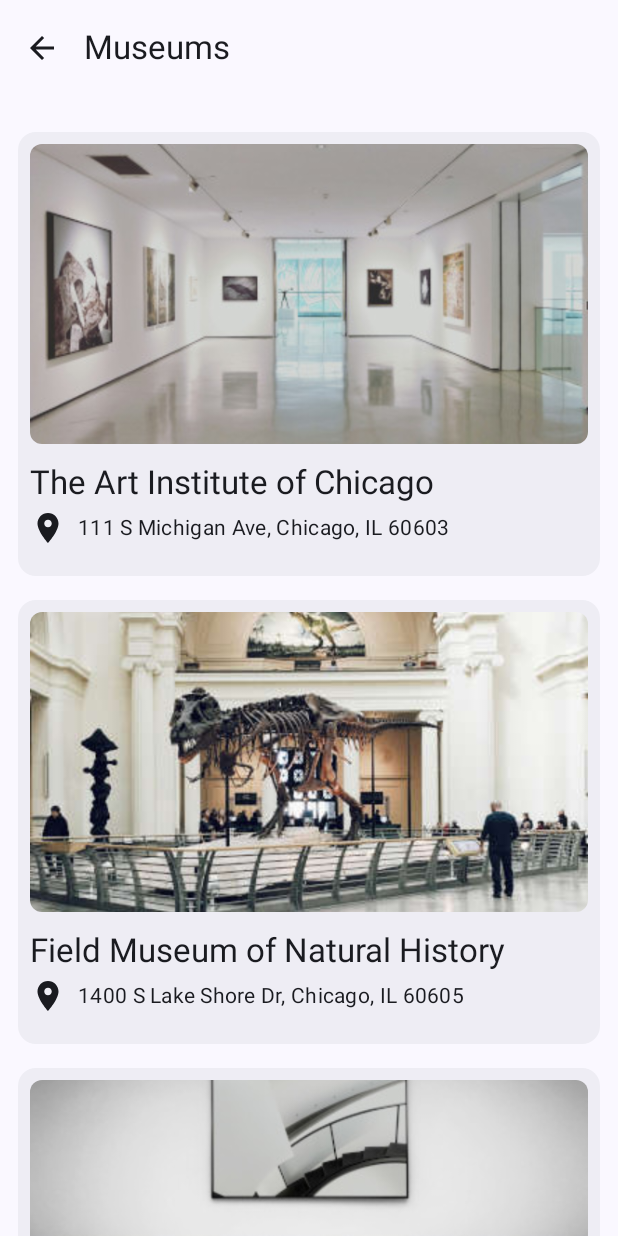
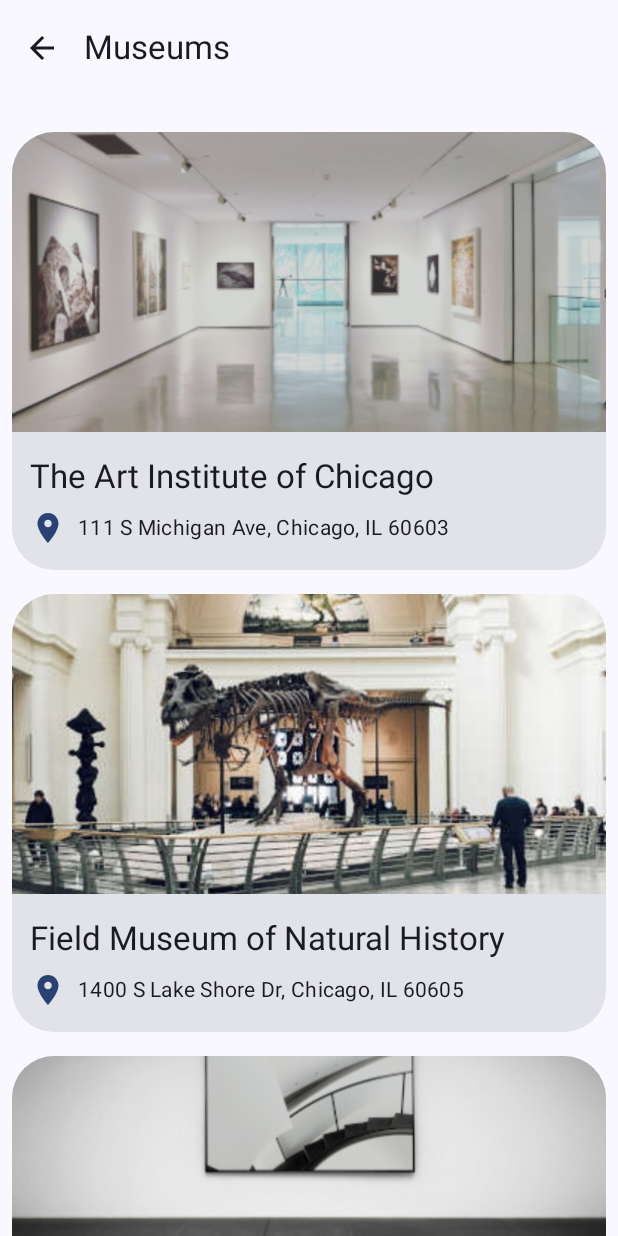
Before and after one commit to nascriptone/chicago, an Android app built with Jetpack Compose: the screen it shows after launch (MainActivity), after a tap on "Museums", on a phone screen of 412 x 824 dp. Run offline under Robolectric (Android 15) with nearby library versions, the phone set to English and light mode, and no system bars; our stand-ins replace window size class.

Commit message:
New Updates

```diff
--- a/app/build.gradle.kts
+++ b/app/build.gradle.kts
@@ -61,6 +61,7 @@ dependencies {
     implementation(libs.androidx.material3)
     implementation(libs.androidx.navigation.runtime.ktx)
     implementation(libs.androidx.navigation.compose)
+    implementation(libs.androidx.core.splashscreen)
     implementation("androidx.compose.material3:material3-window-size-class")
     testImplementation(libs.junit)
     androidTestImplementation(libs.androidx.junit)
--- a/app/src/main/java/com/example/chicago/MainActivity.kt
+++ b/app/src/main/java/com/example/chicago/MainActivity.kt
@@ -4,17 +4,11 @@ import android.os.Bundle
 import androidx.activity.ComponentActivity
 import androidx.activity.compose.setContent
 import androidx.activity.enableEdgeToEdge
-import androidx.compose.foundation.layout.WindowInsets
-import androidx.compose.foundation.layout.asPaddingValues
-import androidx.compose.foundation.layout.calculateEndPadding
-import androidx.compose.foundation.layout.calculateStartPadding
-import androidx.compose.foundation.layout.padding
-import androidx.compose.foundation.layout.safeDrawing
+import androidx.compose.foundation.layout.fillMaxSize
 import androidx.compose.material3.Surface
 import androidx.compose.material3.windowsizeclass.ExperimentalMaterial3WindowSizeClassApi
 import androidx.compose.material3.windowsizeclass.calculateWindowSizeClass
 import androidx.compose.ui.Modifier
-import androidx.compose.ui.platform.LocalLayoutDirection
 import com.example.chicago.ui.ChicagoApp
 import com.example.chicago.ui.theme.ChicagoTheme
 
@@ -25,14 +19,9 @@ class MainActivity : ComponentActivity() {
         enableEdgeToEdge()
         setContent {
             ChicagoTheme {
-                val layoutDirection = LocalLayoutDirection.current
                 Surface(
-                    modifier = Modifier.padding(
-                        start = WindowInsets.safeDrawing.asPaddingValues()
-                            .calculateStartPadding(layoutDirection),
-                        end = WindowInsets.safeDrawing.asPaddingValues()
-                            .calculateEndPadding(layoutDirection)
-                    )
+                    modifier = Modifier
+                        .fillMaxSize()
                 ) {
                     val windowSize = calculateWindowSizeClass(this)
                     ChicagoApp(
--- a/app/src/main/java/com/example/chicago/ui/ChicagoApp.kt
+++ b/app/src/main/java/com/example/chicago/ui/ChicagoApp.kt
@@ -88,6 +88,7 @@ fun ChicagoApp(
                 innerPadding = innerPadding,
                 navController = navController
             )
+
             else -> AppDefaultLayout(
                 uiState = uiState,
                 viewModel = viewModel,
--- a/app/src/main/java/com/example/chicago/ui/screens/DetailScreen.kt
+++ b/app/src/main/java/com/example/chicago/ui/screens/DetailScreen.kt
@@ -41,7 +41,7 @@ fun DetailScreen(
             .fillMaxSize()
             .verticalScroll(rememberScrollState())
             .background(color = MaterialTheme.colorScheme.background)
-            .padding(horizontal = 12.dp), horizontalAlignment = Alignment.CenterHorizontally
+            .padding(horizontal = 8.dp), horizontalAlignment = Alignment.CenterHorizontally
     ) {
         val painter = painterResource(id = details.image)
         Spacer(modifier = Modifier.height(12.dp))
--- a/app/src/main/java/com/example/chicago/ui/screens/HomeScreen.kt
+++ b/app/src/main/java/com/example/chicago/ui/screens/HomeScreen.kt
@@ -62,7 +62,7 @@ fun CategoryCard(
 ) {
     Card(
         onClick = onCardClick,
-        shape = RoundedCornerShape(20.dp),
+        shape = MaterialTheme.shapes.extraLarge,
         modifier = modifier
     ) {
         Box {
--- a/app/src/main/java/com/example/chicago/ui/screens/RecomScreen.kt
+++ b/app/src/main/java/com/example/chicago/ui/screens/RecomScreen.kt
@@ -10,24 +10,24 @@ import androidx.compose.foundation.layout.padding
 import androidx.compose.foundation.layout.width
 import androidx.compose.foundation.lazy.LazyColumn
 import androidx.compose.foundation.lazy.items
-import androidx.compose.foundation.shape.RoundedCornerShape
 import androidx.compose.material.icons.Icons
 import androidx.compose.material.icons.filled.LocationOn
 import androidx.compose.material3.Card
-import androidx.compose.material3.CardDefaults
 import androidx.compose.material3.Icon
 import androidx.compose.material3.MaterialTheme
 import androidx.compose.material3.Text
 import androidx.compose.runtime.Composable
 import androidx.compose.ui.Alignment
 import androidx.compose.ui.Modifier
-import androidx.compose.ui.draw.clip
 import androidx.compose.ui.layout.ContentScale
 import androidx.compose.ui.res.painterResource
 import androidx.compose.ui.res.stringResource
+import androidx.compose.ui.tooling.preview.Preview
 import androidx.compose.ui.unit.dp
+import com.example.chicago.data.DataSource
 import com.example.chicago.models.Category
 import com.example.chicago.models.Recommend
+import com.example.chicago.ui.theme.ChicagoTheme
 
 @Composable
 fun RecomScreen(
@@ -35,7 +35,7 @@ fun RecomScreen(
     onCardClick: (Recommend) -> Unit,
     modifier: Modifier = Modifier
 ) {
-    LazyColumn(modifier = modifier.padding(horizontal = 8.dp)) {
+    LazyColumn(modifier = modifier) {
         item {
             Spacer(modifier = Modifier.height(16.dp))
         }
@@ -44,7 +44,7 @@ fun RecomScreen(
             RecomCard(
                 recommend = item,
                 onCardClick = { onCardClick(item) },
-                modifier = Modifier.padding(horizontal = 4.dp, vertical = 8.dp)
+                modifier = Modifier.padding(8.dp)
             )
         }
 
@@ -61,15 +61,9 @@ fun RecomCard(
     modifier: Modifier = Modifier
 ) {
     Card(
-        elevation = CardDefaults.cardElevation(),
         onClick = onCardClick,
         modifier = modifier,
-        colors = CardDefaults.cardColors(
-            containerColor = MaterialTheme.colorScheme.surfaceContainer
-        )
-    ) {
-        Column(
-            modifier = Modifier.padding(8.dp, 8.dp, 8.dp, 20.dp)
+        shape = MaterialTheme.shapes.extraLarge
     ) {
         Image(
             painter = painterResource(id = recommend.image),
@@ -78,20 +72,28 @@ fun RecomCard(
             ),
             modifier = Modifier
                 .fillMaxWidth()
-                    .height(200.dp)
-                    .clip(RoundedCornerShape(8.dp)),
+                .height(200.dp),
             contentScale = ContentScale.Crop
         )
-            Spacer(modifier = Modifier.height(12.dp))
+        Column(
+            modifier = Modifier.padding(
+                horizontal = 12.dp,
+                vertical = 16.dp
+            )
+        ) {
             Text(
                 text = stringResource(id = recommend.name),
                 style = MaterialTheme.typography.titleLarge
             )
+            Spacer(modifier = Modifier.height(8.dp))
             Row(
                 verticalAlignment = Alignment.CenterVertically,
-                modifier = Modifier.padding(top = 4.dp)
             ) {
-                Icon(imageVector = Icons.Default.LocationOn, contentDescription = null)
+                Icon(
+                    tint = MaterialTheme.colorScheme.surfaceTint,
+                    imageVector = Icons.Default.LocationOn,
+                    contentDescription = null
+                )
                 Spacer(modifier = Modifier.width(8.dp))
                 Text(
                     text = stringResource(id = recommend.place),
@@ -103,10 +105,10 @@ fun RecomCard(
 }
 
 
-//@Preview
-//@Composable
-//fun RecomCardPreview() {
-//    ChicagoTheme {
-//        RecomCard(recommend = , onCardClick = {})
-//    }
-//}
+@Preview
+@Composable
+fun RecomCardPreview() {
+    ChicagoTheme {
+        RecomCard(recommend = DataSource.categoryList[5].recommendations[3], onCardClick = {})
+    }
+}
--- a/app/src/main/res/values/themes.xml
+++ b/app/src/main/res/values/themes.xml
@@ -1,5 +1,7 @@
 <?xml version="1.0" encoding="utf-8"?>
 <resources>
 
-    <style name="Theme.Chicago" parent="android:Theme.Material.Light.NoActionBar" />
+    <style name="Theme.Chicago" parent="android:Theme.Material.Light.NoActionBar">
+        <item name="windowSplashScreenBackground">@color/black</item>
+    </style>
 </resources>
--- a/gradle/libs.versions.toml
+++ b/gradle/libs.versions.toml
@@ -1,5 +1,6 @@
 [versions]
 agp = "8.5.2"
+coreSplashscreen = "1.0.1"
 kotlin = "1.9.0"
 coreKtx = "1.10.1"
 junit = "4.13.2"
@@ -15,6 +16,7 @@ navigationCompose = "2.7.7"
 
 [libraries]
 androidx-core-ktx = { group = "androidx.core", name = "core-ktx", version.ref = "coreKtx" }
+androidx-core-splashscreen = { module = "androidx.core:core-splashscreen", version.ref = "coreSplashscreen" }
 androidx-material3-adaptive-navigation-suite = { module = "androidx.compose.material3:material3-adaptive-navigation-suite", version.ref = "material3AdaptiveNavigationSuite" }
 junit = { group = "junit", name = "junit", version.ref = "junit" }
 androidx-junit = { group = "androidx.test.ext", name = "junit", version.ref = "junitVersion" }
```
Also changed, not shown: 1 other file. Lines whose indentation alone changed are shown as unchanged.
